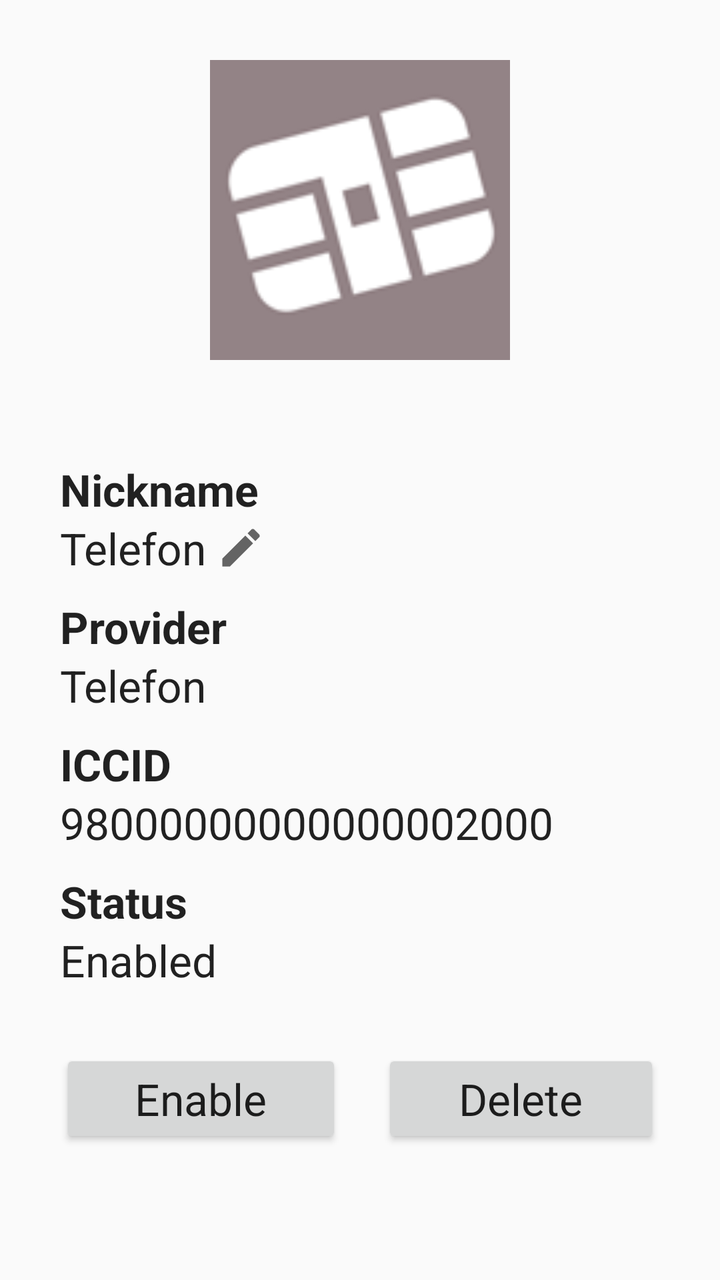
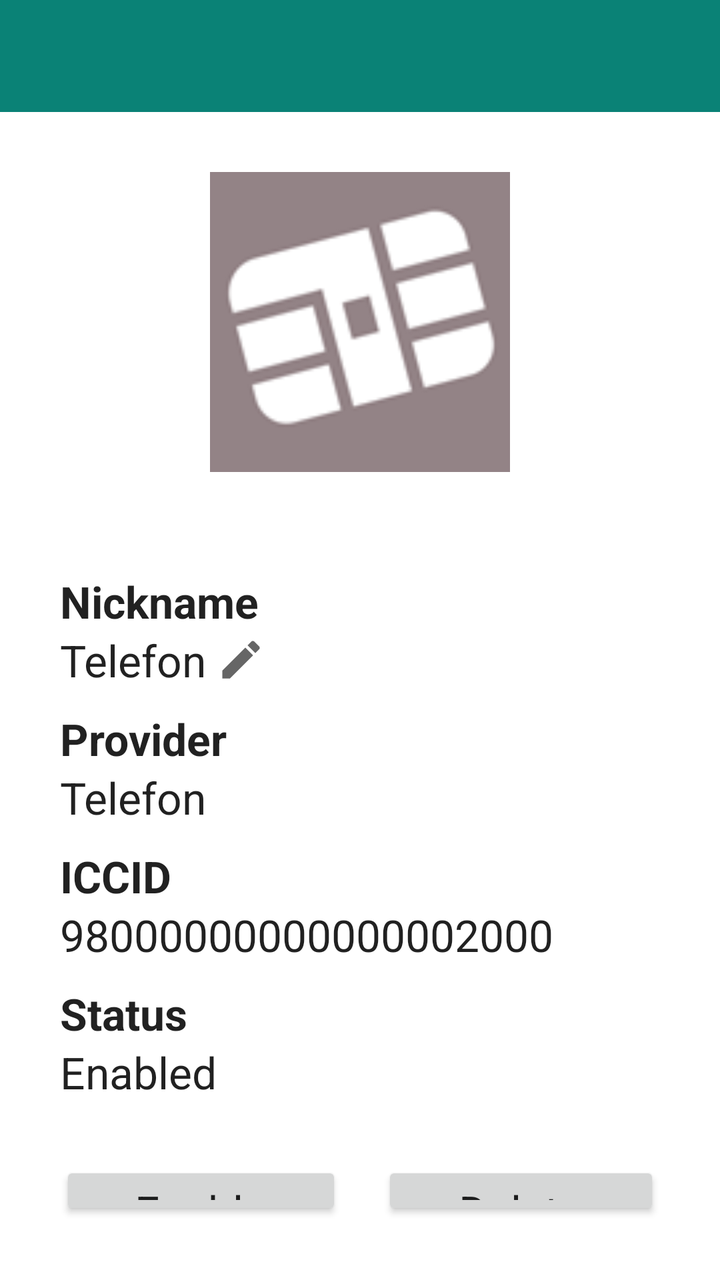

Two renders of the same Android screen: before a commit and after it. Below are the layout's source before the change and the commit's diff.
<!-- AndroidManifest.xml: application theme AppTheme -->
<!-- res/layout/activity_profile_details.xml -->
<?xml version="1.0" encoding="utf-8"?>
<ScrollView xmlns:android="http://schemas.android.com/apk/res/android"
    android:layout_width="match_parent"
    android:layout_height="match_parent" >
    <LinearLayout xmlns:android="http://schemas.android.com/apk/res/android"
        xmlns:tools="http://schemas.android.com/tools"
        android:layout_width="match_parent"
        android:layout_height="match_parent"
        android:orientation="vertical"
        android:padding="30dp"
        tools:context="com.infineon.esim.lpa.ui.profileDetails.ProfileDetailsActivity">


        <ImageView
            android:id="@+id/imageViewProfileIcon"
            android:layout_width="150dp"
            android:layout_height="150dp"
            android:layout_gravity="center"
            android:padding="0dp"
            android:background="@null"
            android:src="@drawable/profile_default"
            android:contentDescription="@string/profile_details_profile_icon_content_description" />

        <Space
            android:layout_height="50dp"
            android:layout_width="match_parent" />

        <TextView
            android:layout_width="wrap_content"
            android:layout_height="wrap_content"
            android:layout_gravity="start"
            android:text="@string/profile_details_nickname_title"
            android:textAppearance="?android:attr/textAppearanceLarge"
            android:textStyle="bold"
            />

        <LinearLayout
            android:layout_width="wrap_content"
            android:layout_height="wrap_content">
            <TextView
                android:id="@+id/textViewNicknameBody"
                android:layout_width="wrap_content"
                android:layout_height="wrap_content"
                android:layout_gravity="start"
                android:text="@string/profile_details_provider_example"
                android:textAppearance="?android:attr/textAppearanceLarge"
                android:textIsSelectable="true"
                />

            <Space
                android:layout_height="0dp"
                android:layout_width="5dp" />

            <ImageView
                android:id="@+id/imageViewNicknameEditIcon"
                android:layout_width="25dp"
                android:layout_height="25dp"
                android:layout_gravity="center"
                android:padding="0dp"
                android:background="@null"
                android:src="@drawable/ic_baseline_edit_24"
                android:contentDescription="@string/profile_details_nickname_edit_icon_content_description" />

        </LinearLayout>

        <Space
            android:layout_height="10dp"
            android:layout_width="match_parent" />

        <TextView
            android:layout_width="wrap_content"
            android:layout_height="wrap_content"
            android:layout_gravity="start"
            android:text="@string/profile_details_provider_title"
            android:textAppearance="?android:attr/textAppearanceLarge"
            android:textStyle="bold"
            />

        <TextView
            android:id="@+id/textViewProviderBody"
            android:layout_width="wrap_content"
            android:layout_height="wrap_content"
            android:layout_gravity="start"
            android:text="@string/profile_details_provider_example"
            android:textAppearance="?android:attr/textAppearanceLarge"
            android:textIsSelectable="true"
            />

        <Space
            android:layout_height="10dp"
            android:layout_width="match_parent" />

        <TextView
            android:layout_width="wrap_content"
            android:layout_height="wrap_content"
            android:layout_gravity="start"
            android:text="@string/profile_details_iccid_title"
            android:textAppearance="?android:attr/textAppearanceLarge"
            android:textStyle="bold"
            />

        <TextView
            android:id="@+id/textViewIccidBody"
            android:layout_width="wrap_content"
            android:layout_height="wrap_content"
            android:layout_gravity="start"
            android:text="@string/profile_details_iccid_example"
            android:textAppearance="?android:attr/textAppearanceLarge"
            android:textIsSelectable="true"
            />

        <Space
            android:layout_height="10dp"
            android:layout_width="match_parent" />

        <TextView
            android:layout_width="wrap_content"
            android:layout_height="wrap_content"
            android:layout_gravity="start"
            android:text="@string/profile_details_status"
            android:textAppearance="?android:attr/textAppearanceLarge"
            android:textStyle="bold"
            />

        <TextView
            android:id="@+id/textViewStatusBody"
            android:layout_width="wrap_content"
            android:layout_height="wrap_content"
            android:layout_gravity="start"
            android:text="@string/profile_details_status_enabled"
            android:textAppearance="?android:attr/textAppearanceLarge"
            android:textIsSelectable="true"
            />

        <Space
            android:layout_height="30dp"
            android:layout_width="match_parent" />

        <LinearLayout
            android:orientation="horizontal"
            android:layout_height="wrap_content"
            android:layout_width="match_parent">

            <Button
                android:id="@+id/button_enable_disable"
                android:layout_width="wrap_content"
                android:layout_height="wrap_content"
                android:layout_weight="1"
                android:enabled="true"
                android:text="@string/profile_details_button_enable_text"
                android:textAppearance="?android:attr/textAppearanceLarge"
                android:textAllCaps="false" />

            <Space
                android:layout_height="match_parent"
                android:layout_width="20dp" />

            <Button
                android:id="@+id/button_delete"
                android:layout_width="wrap_content"
                android:layout_height="wrap_content"
                android:layout_weight="1"
                android:enabled="true"
                android:text="@string/profile_details_button_delete_text"
                android:textAppearance="?android:attr/textAppearanceLarge"
                android:textAllCaps="false" />
        </LinearLayout>

    </LinearLayout>
</ScrollView>
<!-- resources referenced by this layout -->
<resources>
  <!-- drawable ic_baseline_edit_24 (drawable) -->
  <vector xmlns:android="http://schemas.android.com/apk/res/android"
      android:width="24dp"
      android:height="24dp"
      android:viewportWidth="24"
      android:viewportHeight="24"
      android:tint="?attr/colorControlNormal">
    <path
        android:fillColor="@android:color/white"
        android:pathData="M3,17.25V21h3.75L17.81,9.94l-3.75,-3.75L3,17.25zM20.71,7.04c0.39,-0.39 0.39,-1.02 0,-1.41l-2.34,-2.34c-0.39,-0.39 -1.02,-0.39 -1.41,0l-1.83,1.83 3.75,3.75 1.83,-1.83z"/>
  </vector>
  <!-- drawable profile_default: png bitmap (drawable-mdpi, 38541 bytes) -->
  <string name="profile_details_button_delete_text">Delete</string>
  <string name="profile_details_button_enable_text">Enable</string>
  <string name="profile_details_iccid_example">98000000000000002000</string>
  <string name="profile_details_iccid_title">ICCID</string>
  <string name="profile_details_nickname_edit_icon_content_description">Edit the profile nickname icon</string>
  <string name="profile_details_nickname_title">Nickname</string>
  <string name="profile_details_profile_icon_content_description">Provider icon</string>
  <string name="profile_details_provider_example">Telefon</string>
  <string name="profile_details_provider_title">Provider</string>
  <string name="profile_details_status">Status</string>
  <string name="profile_details_status_enabled">Enabled</string>
  <style name="AppTheme" parent="Theme.AppCompat.Light.DarkActionBar">
          
          <item name="colorPrimary">@color/colorPrimary</item>
          <item name="colorPrimaryDark">@color/colorPrimaryDark</item>
          <item name="colorAccent">@color/colorAccent</item>
      </style>
  <color name="colorPrimary">#008577</color>
  <color name="colorPrimaryDark">#00574B</color>
  <color name="colorAccent">#D81B60</color>
</resources>

<!-- the commit's change to res/layout/activity_profile_details.xml (unified diff, before → after) -->
@@ -1,44 +1,93 @@
 <?xml version="1.0" encoding="utf-8"?>
-<ScrollView xmlns:android="http://schemas.android.com/apk/res/android"
-    android:layout_width="match_parent"
-    android:layout_height="match_parent" >
-    <LinearLayout xmlns:android="http://schemas.android.com/apk/res/android"
-        xmlns:tools="http://schemas.android.com/tools"
-        android:layout_width="match_parent"
-        android:layout_height="match_parent"
-        android:orientation="vertical"
-        android:padding="30dp"
-        tools:context="com.infineon.esim.lpa.ui.profileDetails.ProfileDetailsActivity">
+<FrameLayout xmlns:android="http://schemas.android.com/apk/res/android"
+    xmlns:tools="http://schemas.android.com/tools"
+    style="@style/AppTheme.Window"
+    android:orientation="vertical"
+    tools:context=".ui.profileDetails.ProfileDetailsActivity">
 
+    <androidx.coordinatorlayout.widget.CoordinatorLayout
+        style="@style/AppTheme.EdgeToEdgeContainer">
 
-        <ImageView
-            android:id="@+id/imageViewProfileIcon"
-            android:layout_width="150dp"
-            android:layout_height="150dp"
-            android:layout_gravity="center"
-            android:padding="0dp"
-            android:background="@null"
-            android:src="@drawable/profile_default"
-            android:contentDescription="@string/profile_details_profile_icon_content_description" />
-
-        <Space
-            android:layout_height="50dp"
-            android:layout_width="match_parent" />
-
-        <TextView
-            android:layout_width="wrap_content"
-            android:layout_height="wrap_content"
-            android:layout_gravity="start"
-            android:text="@string/profile_details_nickname_title"
-            android:textAppearance="?android:attr/textAppearanceLarge"
-            android:textStyle="bold"
-            />
+        
+        <androidx.appcompat.widget.Toolbar
+            style="@style/AppTheme.Toolbar"
+            android:id="@+id/toolbar_profile_details"/>
 
         <LinearLayout
-            android:layout_width="wrap_content"
-            android:layout_height="wrap_content">
+            style="@style/AppTheme.Content"
+            android:layout_width="match_parent"
+            android:layout_height="match_parent"
+            android:orientation="vertical"
+            android:padding="30dp"
+            android:layout_marginTop="?attr/actionBarSize">
+
+            <ImageView
+                android:id="@+id/imageViewProfileIcon"
+                android:layout_width="150dp"
+                android:layout_height="150dp"
+                android:layout_gravity="center"
+                android:padding="0dp"
+                android:background="@null"
+                android:src="@drawable/profile_default"
+                android:contentDescription="@string/profile_details_profile_icon_content_description" />
+
+            <Space
+                android:layout_height="50dp"
+                android:layout_width="match_parent" />
+
             <TextView
-                android:id="@+id/textViewNicknameBody"
+                android:layout_width="wrap_content"
+                android:layout_height="wrap_content"
+                android:layout_gravity="start"
+                android:text="@string/profile_details_nickname_title"
+                android:textAppearance="?android:attr/textAppearanceLarge"
+                android:textStyle="bold"
+                />
+
+            <LinearLayout
+                android:layout_width="wrap_content"
+                android:layout_height="wrap_content">
+                <TextView
+                    android:id="@+id/textViewNicknameBody"
+                    android:layout_width="wrap_content"
+                    android:layout_height="wrap_content"
+                    android:layout_gravity="start"
+                    android:text="@string/profile_details_provider_example"
+                    android:textAppearance="?android:attr/textAppearanceLarge"
+                    android:textIsSelectable="true"
+                    />
+
+                <Space
+                    android:layout_height="0dp"
+                    android:layout_width="5dp" />
+
+                <ImageView
+                    android:id="@+id/imageViewNicknameEditIcon"
+                    android:layout_width="25dp"
+                    android:layout_height="25dp"
+                    android:layout_gravity="center"
+                    android:padding="0dp"
+                    android:background="@null"
+                    android:src="@drawable/ic_baseline_edit_24"
+                    android:contentDescription="@string/profile_details_nickname_edit_icon_content_description" />
+
+            </LinearLayout>
+
+            <Space
+                android:layout_height="10dp"
+                android:layout_width="match_parent" />
+
+            <TextView
+                android:layout_width="wrap_content"
+                android:layout_height="wrap_content"
+                android:layout_gravity="start"
+                android:text="@string/profile_details_provider_title"
+                android:textAppearance="?android:attr/textAppearanceLarge"
+                android:textStyle="bold"
+                />
+
+            <TextView
+                android:id="@+id/textViewProviderBody"
                 android:layout_width="wrap_content"
                 android:layout_height="wrap_content"
                 android:layout_gravity="start"
@@ -48,123 +97,87 @@
                 />
 
             <Space
-                android:layout_height="0dp"
-                android:layout_width="5dp" />
+                android:layout_height="10dp"
+                android:layout_width="match_parent" />
 
-            <ImageView
-                android:id="@+id/imageViewNicknameEditIcon"
-                android:layout_width="25dp"
-                android:layout_height="25dp"
-                android:layout_gravity="center"
-                android:padding="0dp"
-                android:background="@null"
-                android:src="@drawable/ic_baseline_edit_24"
-                android:contentDescription="@string/profile_details_nickname_edit_icon_content_description" />
+            <TextView
+                android:layout_width="wrap_content"
+                android:layout_height="wrap_content"
+                android:layout_gravity="start"
+                android:text="@string/profile_details_iccid_title"
+                android:textAppearance="?android:attr/textAppearanceLarge"
+                android:textStyle="bold"
+                />
+
+            <TextView
+                android:id="@+id/textViewIccidBody"
+                android:layout_width="wrap_content"
+                android:layout_height="wrap_content"
+                android:layout_gravity="start"
+                android:text="@string/profile_details_iccid_example"
+                android:textAppearance="?android:attr/textAppearanceLarge"
+                android:textIsSelectable="true"
+                />
+
+            <Space
+                android:layout_height="10dp"
+                android:layout_width="match_parent" />
+
+            <TextView
+                android:layout_width="wrap_content"
+                android:layout_height="wrap_content"
+                android:layout_gravity="start"
+                android:text="@string/profile_details_status"
+                android:textAppearance="?android:attr/textAppearanceLarge"
+                android:textStyle="bold"
+                />
+
+            <TextView
+                android:id="@+id/textViewStatusBody"
+                android:layout_width="wrap_content"
+                android:layout_height="wrap_content"
+                android:layout_gravity="start"
+                android:text="@string/profile_details_status_enabled"
+                android:textAppearance="?android:attr/textAppearanceLarge"
+                android:textIsSelectable="true"
+                />
+
+            <Space
+                android:layout_height="30dp"
+                android:layout_width="match_parent" />
+
+            <LinearLayout
+                android:orientation="horizontal"
+                android:layout_height="wrap_content"
+                android:layout_width="match_parent">
+
+                <Button
+                    style="@style/AppTheme.Button"
+                    android:id="@+id/button_enable_disable"
+                    android:layout_width="wrap_content"
+                    android:layout_height="wrap_content"
+                    android:layout_weight="1"
+                    android:enabled="true"
+                    android:text="@string/profile_details_button_enable_text"
+                    android:textAppearance="?android:attr/textAppearanceLarge"
+                    android:textAllCaps="false"/>
+
+                <Space
+                    android:layout_height="match_parent"
+                    android:layout_width="20dp" />
+
+                <Button
+                    style="@style/AppTheme.Button"
+                    android:id="@+id/button_delete"
+                    android:layout_width="wrap_content"
+                    android:layout_height="wrap_content"
+                    android:layout_weight="1"
+                    android:enabled="true"
+                    android:text="@string/profile_details_button_delete_text"
+                    android:textAppearance="?android:attr/textAppearanceLarge"
+                    android:textAllCaps="false" />
+            </LinearLayout>
 
         </LinearLayout>
-
-        <Space
-            android:layout_height="10dp"
-            android:layout_width="match_parent" />
-
-        <TextView
-            android:layout_width="wrap_content"
-            android:layout_height="wrap_content"
-            android:layout_gravity="start"
-            android:text="@string/profile_details_provider_title"
-            android:textAppearance="?android:attr/textAppearanceLarge"
-            android:textStyle="bold"
-            />
-
-        <TextView
-            android:id="@+id/textViewProviderBody"
-            android:layout_width="wrap_content"
-            android:layout_height="wrap_content"
-            android:layout_gravity="start"
-            android:text="@string/profile_details_provider_example"
-            android:textAppearance="?android:attr/textAppearanceLarge"
-            android:textIsSelectable="true"
-            />
-
-        <Space
-            android:layout_height="10dp"
-            android:layout_width="match_parent" />
-
-        <TextView
-            android:layout_width="wrap_content"
-            android:layout_height="wrap_content"
-            android:layout_gravity="start"
-            android:text="@string/profile_details_iccid_title"
-            android:textAppearance="?android:attr/textAppearanceLarge"
-            android:textStyle="bold"
-            />
-
-        <TextView
-            android:id="@+id/textViewIccidBody"
-            android:layout_width="wrap_content"
-            android:layout_height="wrap_content"
-            android:layout_gravity="start"
-            android:text="@string/profile_details_iccid_example"
-            android:textAppearance="?android:attr/textAppearanceLarge"
-            android:textIsSelectable="true"
-            />
-
-        <Space
-            android:layout_height="10dp"
-            android:layout_width="match_parent" />
-
-        <TextView
-            android:layout_width="wrap_content"
-            android:layout_height="wrap_content"
-            android:layout_gravity="start"
-            android:text="@string/profile_details_status"
-            android:textAppearance="?android:attr/textAppearanceLarge"
-            android:textStyle="bold"
-            />
-
-        <TextView
-            android:id="@+id/textViewStatusBody"
-            android:layout_width="wrap_content"
-            android:layout_height="wrap_content"
-            android:layout_gravity="start"
-            android:text="@string/profile_details_status_enabled"
-            android:textAppearance="?android:attr/textAppearanceLarge"
-            android:textIsSelectable="true"
-            />
-
-        <Space
-            android:layout_height="30dp"
-            android:layout_width="match_parent" />
-
-        <LinearLayout
-            android:orientation="horizontal"
-            android:layout_height="wrap_content"
-            android:layout_width="match_parent">
-
-            <Button
-                android:id="@+id/button_enable_disable"
-                android:layout_width="wrap_content"
-                android:layout_height="wrap_content"
-                android:layout_weight="1"
-                android:enabled="true"
-                android:text="@string/profile_details_button_enable_text"
-                android:textAppearance="?android:attr/textAppearanceLarge"
-                android:textAllCaps="false" />
-
-            <Space
-                android:layout_height="match_parent"
-                android:layout_width="20dp" />
-
-            <Button
-                android:id="@+id/button_delete"
-                android:layout_width="wrap_content"
-                android:layout_height="wrap_content"
-                android:layout_weight="1"
-                android:enabled="true"
-                android:text="@string/profile_details_button_delete_text"
-                android:textAppearance="?android:attr/textAppearanceLarge"
-                android:textAllCaps="false" />
-        </LinearLayout>
-
-    </LinearLayout>
-</ScrollView>
+    </androidx.coordinatorlayout.widget.CoordinatorLayout>
+</FrameLayout>
<!-- resource entries referenced after the edit -->
@@ -23,14 +23,41 @@
   <string name="profile_details_provider_title">Provider</string>
   <string name="profile_details_status">Status</string>
   <string name="profile_details_status_enabled">Enabled</string>
-  <style name="AppTheme" parent="Theme.AppCompat.Light.DarkActionBar">
-          
-          <item name="colorPrimary">@color/colorPrimary</item>
-          <item name="colorPrimaryDark">@color/colorPrimaryDark</item>
-          <item name="colorAccent">@color/colorAccent</item>
+  <style name="AppTheme.Button" parent="AppTheme.Content">
+          <item name="android:background">@color/engineeringLight</item>
       </style>
-  <color name="colorPrimary">#008577</color>
-  <color name="colorPrimaryDark">#00574B</color>
-  <color name="colorAccent">#D81B60</color>
+  <style name="AppTheme.Content" parent="AppTheme">
+          <item name="android:background">@android:color/white</item>
+      </style>
+  <style name="AppTheme.EdgeToEdgeContainer">
+          <item name="android:layout_width">match_parent</item>
+          <item name="android:layout_height">match_parent</item>
+          <item name="android:fitsSystemWindows">true</item>
+      </style>
+  <style name="AppTheme.Toolbar">
+          <item name="android:layout_width">match_parent</item>
+          <item name="android:layout_height">?attr/actionBarSize</item>
+          <item name="android:theme">@style/AppTheme.AppBarOverlay</item>
+      </style>
+  <style name="AppTheme.Window" parent="Theme.AppCompat.Light">
+          <item name="android:layout_width">match_parent</item>
+          <item name="android:layout_height">match_parent</item>
+          <item name="android:fitsSystemWindows">false</item>
+          <item name="android:background">@color/ocean100</item>
+      </style>
+  <style name="AppTheme" parent="Theme.AppCompat.Light">
+          <item name="windowNoTitle">true</item>
+          <item name="windowActionBar">false</item>
+          <item name="colorPrimary">@color/ocean100</item>
+          <item name="colorPrimaryDark">@color/ocean120</item>
+          <item name="colorAccent">@color/berry</item>
+      </style>
+  <color name="engineeringLight">#8D8786</color>
+  <style name="AppTheme.AppBarOverlay" parent="ThemeOverlay.AppCompat.Dark">
+          <item name="android:background">@color/ocean100</item>
+      </style>
+  <color name="ocean100">#0A8276</color>
+  <color name="ocean120">#08665C</color>
+  <color name="berry">#9C216E</color>
 </resources>
 
